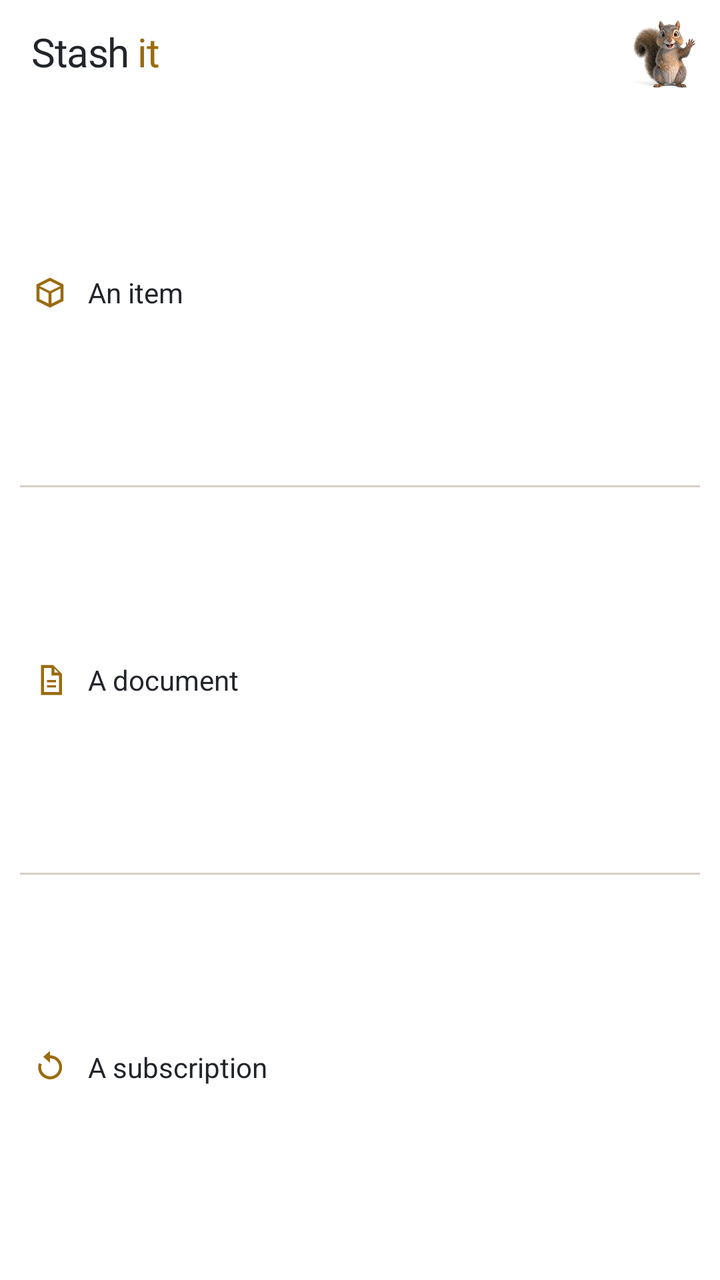
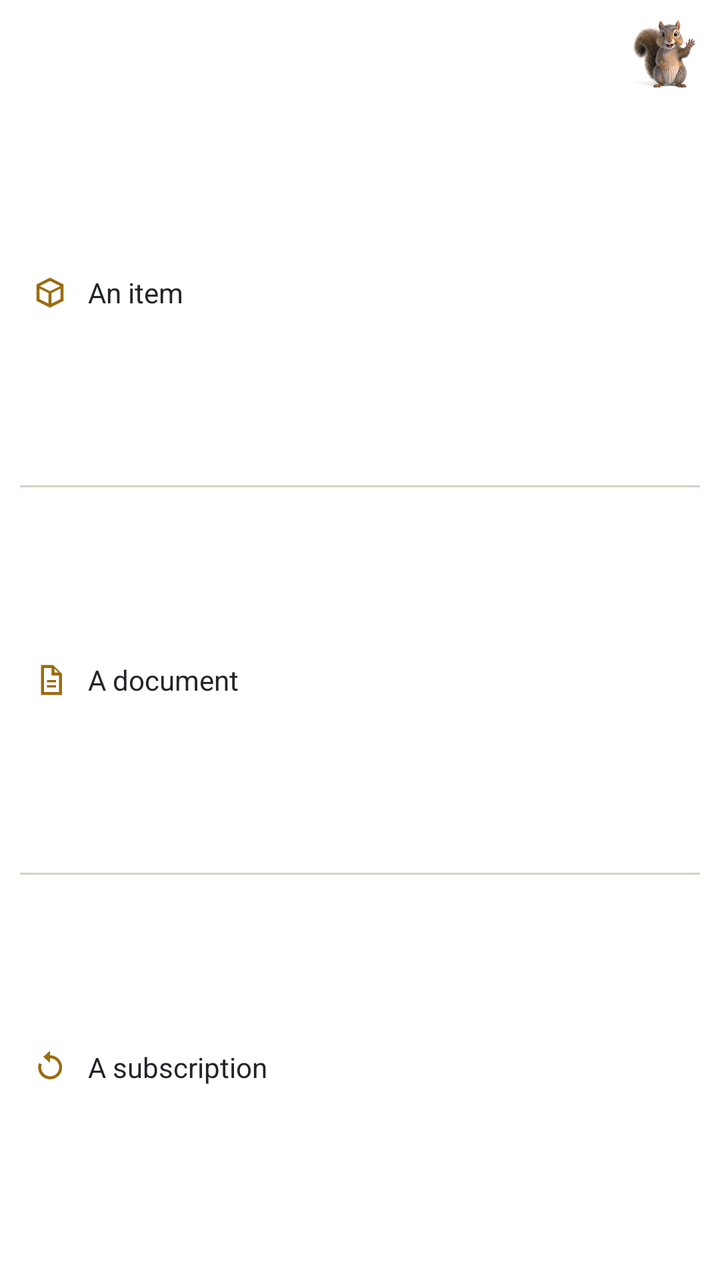

The first picture is an Android layout as it rendered before a commit; the second is the same layout after the commit. The layout source and the unified diff follow.
<!-- AndroidManifest.xml: fallback theme Theme.MaterialComponents.DayNight.NoActionBar -->
<!-- res/layout/widget_quick_add.xml -->
<?xml version="1.0" encoding="utf-8"?>
<LinearLayout xmlns:android="http://schemas.android.com/apk/res/android"
    android:layout_width="match_parent"
    android:layout_height="match_parent"
    android:orientation="vertical"
    android:background="@drawable/widget_background"
    android:padding="10dp">

    
    <LinearLayout
        android:layout_width="match_parent"
        android:layout_height="wrap_content"
        android:orientation="horizontal"
        android:gravity="center_vertical"
        android:paddingStart="6dp"
        android:paddingEnd="2dp"
        android:paddingBottom="6dp">

        <TextView
            android:id="@+id/quick_add_stash"
            style="@style/WidgetWordmark"
            android:layout_width="wrap_content"
            android:layout_height="wrap_content"
            android:text="@string/widget_wordmark_stash"
            android:textColor="@color/widget_text" />

        <TextView
            android:id="@+id/quick_add_it"
            style="@style/WidgetWordmark"
            android:layout_width="0dp"
            android:layout_height="wrap_content"
            android:layout_weight="1"
            android:text="@string/widget_wordmark_it"
            android:textColor="@color/widget_gold" />

        
        <ImageView
            android:id="@+id/quick_add_scout"
            android:layout_width="32dp"
            android:layout_height="34dp"
            android:src="@drawable/widget_scout"
            android:adjustViewBounds="true"
            android:scaleType="fitCenter"
            android:contentDescription="@string/widget_scout" />
    </LinearLayout>

    
    <LinearLayout
        android:id="@+id/quick_add_item"
        android:layout_width="match_parent"
        android:layout_height="0dp"
        android:layout_weight="1"
        android:orientation="horizontal"
        android:gravity="center_vertical"
        android:background="@drawable/widget_row"
        android:paddingStart="6dp"
        android:paddingEnd="6dp">

        <ImageView
            android:layout_width="18dp"
            android:layout_height="18dp"
            android:src="@drawable/widget_glyph_item"
            android:contentDescription="@null" />

        <TextView
            android:layout_width="wrap_content"
            android:layout_height="wrap_content"
            android:layout_marginStart="10dp"
            android:text="@string/widget_add_item"
            android:textColor="@color/widget_text"
            android:textSize="14sp"
            android:maxLines="1"
            android:ellipsize="end" />
    </LinearLayout>

    <ImageView
        android:layout_width="match_parent"
        android:layout_height="1dp"
        android:background="@color/widget_line"
        android:contentDescription="@null" />

    <LinearLayout
        android:id="@+id/quick_add_paper"
        android:layout_width="match_parent"
        android:layout_height="0dp"
        android:layout_weight="1"
        android:orientation="horizontal"
        android:gravity="center_vertical"
        android:background="@drawable/widget_row"
        android:paddingStart="6dp"
        android:paddingEnd="6dp">

        <ImageView
            android:layout_width="18dp"
            android:layout_height="18dp"
            android:src="@drawable/widget_glyph_paper"
            android:contentDescription="@null" />

        <TextView
            android:layout_width="wrap_content"
            android:layout_height="wrap_content"
            android:layout_marginStart="10dp"
            android:text="@string/widget_add_paper"
            android:textColor="@color/widget_text"
            android:textSize="14sp"
            android:maxLines="1"
            android:ellipsize="end" />
    </LinearLayout>

    <ImageView
        android:layout_width="match_parent"
        android:layout_height="1dp"
        android:background="@color/widget_line"
        android:contentDescription="@null" />

    <LinearLayout
        android:id="@+id/quick_add_sub"
        android:layout_width="match_parent"
        android:layout_height="0dp"
        android:layout_weight="1"
        android:orientation="horizontal"
        android:gravity="center_vertical"
        android:background="@drawable/widget_row"
        android:paddingStart="6dp"
        android:paddingEnd="6dp">

        <ImageView
            android:layout_width="18dp"
            android:layout_height="18dp"
            android:src="@drawable/widget_glyph_sub"
            android:contentDescription="@null" />

        <TextView
            android:layout_width="wrap_content"
            android:layout_height="wrap_content"
            android:layout_marginStart="10dp"
            android:text="@string/widget_add_sub"
            android:textColor="@color/widget_text"
            android:textSize="14sp"
            android:maxLines="1"
            android:ellipsize="end" />
    </LinearLayout>
</LinearLayout>
<!-- resources referenced by this layout -->
<resources>
  <color name="widget_gold">#FF9A6B0F</color>
  <color name="widget_line">#FFD5D1C6</color>
  <color name="widget_text">#FF22252A</color>
  <!-- drawable widget_background (drawable) -->
  <?xml version="1.0" encoding="utf-8"?>
  <shape xmlns:android="http://schemas.android.com/apk/res/android"
      android:shape="rectangle">
      <corners android:radius="18dp" />
      <solid android:color="@color/widget_surface" />
  </shape>
  <!-- drawable widget_glyph_item (drawable) -->
  <?xml version="1.0" encoding="utf-8"?>
  <vector xmlns:android="http://schemas.android.com/apk/res/android"
      android:width="24dp" android:height="24dp"
      android:viewportWidth="24" android:viewportHeight="24"
      android:tint="@color/widget_gold">
      <path android:fillColor="@android:color/white"
          android:pathData="M12,2 L21,6.5 L21,17.5 L12,22 L3,17.5 L3,6.5 Z M12,4.2 L5.1,7.6 L12,11 L18.9,7.6 Z M5,9.3 L5,16.3 L11,19.3 L11,12.3 Z M13,12.3 L13,19.3 L19,16.3 L19,9.3 Z" />
  </vector>
  <!-- drawable widget_glyph_paper (drawable) -->
  <?xml version="1.0" encoding="utf-8"?>
  <vector xmlns:android="http://schemas.android.com/apk/res/android"
      android:width="24dp" android:height="24dp"
      android:viewportWidth="24" android:viewportHeight="24"
      android:tint="@color/widget_gold">
      <path android:fillColor="@android:color/white"
          android:pathData="M6,2 L14,2 L20,8 L20,22 L6,22 Z M8,4 L8,20 L18,20 L18,9 L13,9 L13,4 Z M15,4.4 L15,7 L17.6,7 Z" />
      <path android:fillColor="@android:color/white"
          android:pathData="M10,12 L16,12 L16,13.6 L10,13.6 Z M10,15.4 L16,15.4 L16,17 L10,17 Z" />
  </vector>
  <!-- drawable widget_glyph_sub (drawable) -->
  <?xml version="1.0" encoding="utf-8"?>
  <vector xmlns:android="http://schemas.android.com/apk/res/android"
      android:width="24dp" android:height="24dp"
      android:viewportWidth="24" android:viewportHeight="24"
      android:tint="@color/widget_gold">
      <path android:fillColor="@android:color/white"
          android:pathData="M12,4 A8,8 0 1,1 4.6,9.2 L6.5,9.9 A6,6 0 1,0 12,6 L12,9 L7.5,5 L12,1 Z" />
  </vector>
  <!-- drawable widget_row (drawable) -->
  <?xml version="1.0" encoding="utf-8"?>
  <ripple xmlns:android="http://schemas.android.com/apk/res/android"
      android:color="#33808A94" />
  <!-- drawable widget_scout: webp bitmap (drawable-nodpi, 55320 bytes) -->
  <string name="widget_add_item">An item</string>
  <string name="widget_add_paper">A document</string>
  <string name="widget_add_sub">A subscription</string>
  <string name="widget_scout">Scout</string>
  <string name="widget_wordmark_it">it</string>
  <string name="widget_wordmark_stash">"Stash "</string>
  <style name="WidgetWordmark">
          <item name="android:textSize">20sp</item>
          <item name="android:textStyle">bold</item>
          <item name="android:letterSpacing">-0.025</item>
          <item name="android:maxLines">1</item>
          <item name="android:ellipsize">end</item>
          <item name="android:includeFontPadding">false</item>
      </style>
  <color name="widget_surface">#FFFFFFFF</color>
</resources>

<!-- the commit's change to res/layout/widget_quick_add.xml (unified diff, before → after) -->
@@ -16,22 +16,20 @@
         android:paddingEnd="2dp"
         android:paddingBottom="6dp">
 
+        
+        <ImageView
+            android:id="@+id/quick_add_wordmark"
+            android:layout_width="wrap_content"
+            android:layout_height="20dp"
+            android:adjustViewBounds="true"
+            android:scaleType="fitStart"
+            android:contentDescription="@string/widget_wordmark" />
+
+        
         <TextView
-            android:id="@+id/quick_add_stash"
-            style="@style/WidgetWordmark"
-            android:layout_width="wrap_content"
-            android:layout_height="wrap_content"
-            android:text="@string/widget_wordmark_stash"
-            android:textColor="@color/widget_text" />
-
-        <TextView
-            android:id="@+id/quick_add_it"
-            style="@style/WidgetWordmark"
             android:layout_width="0dp"
             android:layout_height="wrap_content"
-            android:layout_weight="1"
-            android:text="@string/widget_wordmark_it"
-            android:textColor="@color/widget_gold" />
+            android:layout_weight="1" />
 
         
         <ImageView
<!-- resource entries referenced after the edit -->
@@ -48,16 +48,7 @@
   <string name="widget_add_paper">A document</string>
   <string name="widget_add_sub">A subscription</string>
   <string name="widget_scout">Scout</string>
-  <string name="widget_wordmark_it">it</string>
-  <string name="widget_wordmark_stash">"Stash "</string>
-  <style name="WidgetWordmark">
-          <item name="android:textSize">20sp</item>
-          <item name="android:textStyle">bold</item>
-          <item name="android:letterSpacing">-0.025</item>
-          <item name="android:maxLines">1</item>
-          <item name="android:ellipsize">end</item>
-          <item name="android:includeFontPadding">false</item>
-      </style>
+  <string name="widget_wordmark">Stash it</string>
   <color name="widget_surface">#FFFFFFFF</color>
 </resources>
 
